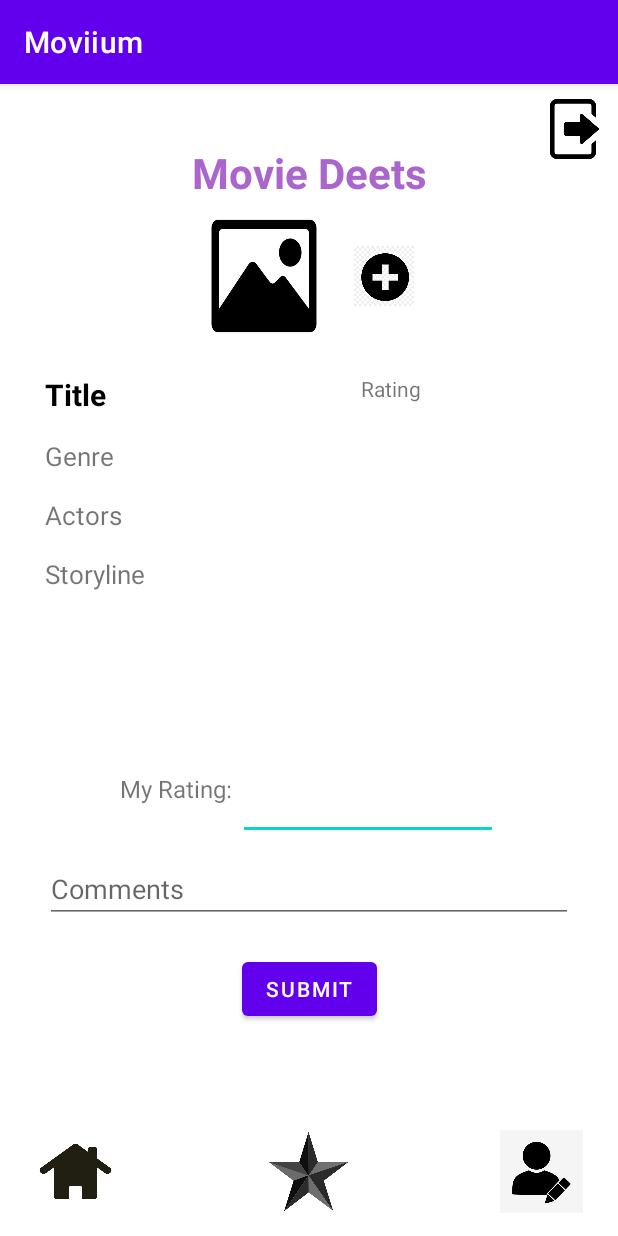
After one commit to kaurina/Moviium, an Android app: the RatingPage screen opened directly, with no data from a screen before it, on a phone screen of 412 x 824 dp. The commit adds this screen. Run offline under Robolectric (Android 15) with nearby library versions, the phone set to English and light mode, and no system bars.

Commit message:
create rating page

```diff
--- a/app/src/main/AndroidManifest.xml
+++ b/app/src/main/AndroidManifest.xml
@@ -12,6 +12,13 @@
         android:supportsRtl="true"
         android:theme="@style/Theme.Moviium"
         tools:targetApi="31">
+        <activity
+            android:name=".RatingPage"
+            android:exported="false">
+            <meta-data
+                android:name="android.app.lib_name"
+                android:value="" />
+        </activity>
         <activity
             android:name=".Profile"
             android:exported="false">
@@ -40,7 +47,7 @@
                 android:value="" />
         </activity>
         <activity android:name=".login" />
-        <activity android:name=".MovieList" ></activity>
+        <activity android:name=".MovieList" />
     </application>
 
 </manifest>
--- /dev/null
+++ b/app/src/main/java/com/example/moviium/RatingPage.java
@@ -0,0 +1,14 @@
+package com.example.moviium;
+
+import androidx.appcompat.app.AppCompatActivity;
+
+import android.os.Bundle;
+
+public class RatingPage extends AppCompatActivity {
+
+    @Override
+    protected void onCreate(Bundle savedInstanceState) {
+        super.onCreate(savedInstanceState);
+        setContentView(R.layout.activity_rating_page);
+    }
+}
--- a/app/src/main/res/layout/activity_profile.xml
+++ b/app/src/main/res/layout/activity_profile.xml
@@ -38,23 +38,24 @@
         android:layout_marginStart="152dp"
         android:layout_marginTop="20dp"/>
 
-    <RelativeLayout
+    <LinearLayout
         android:id="@+id/relLayout"
-        android:layout_width="405dp"
-        android:layout_height="289dp"
+        android:layout_width="match_parent"
+        android:layout_height="wrap_content"
         android:layout_marginTop="40dp"
         android:orientation="vertical"
+        android:layout_marginLeft="40dp"
+        android:layout_marginRight="40dp"
         app:layout_constraintEnd_toEndOf="@id/imgProfile"
         app:layout_constraintStart_toStartOf="@id/imgProfile"
-        app:layout_constraintTop_toBottomOf="@id/imgProfile">
+        app:layout_constraintTop_toBottomOf="@id/imgProfile"
+        android:gravity="center_horizontal">
 
         <EditText
             android:id="@+id/txtProfileName"
             android:layout_width="match_parent"
             android:layout_height="wrap_content"
             android:layout_alignParentTop="true"
-            android:layout_marginStart="20dp"
-            android:layout_marginTop="12dp"
             android:layout_marginBottom="-52dp"
             android:hint="User Full Name" />
 
@@ -63,7 +64,7 @@
             android:layout_width="match_parent"
             android:layout_height="wrap_content"
             android:layout_below="@+id/txtProfileName"
-            android:layout_marginTop="68dp"
+            android:layout_marginTop="75dp"
             android:hint="User Email" />
 
         <EditText
@@ -71,10 +72,10 @@
             android:layout_width="match_parent"
             android:layout_height="wrap_content"
             android:layout_below="@id/txtProfileEmail"
-            android:layout_marginTop="16dp"
+            android:layout_marginTop="20dp"
             android:hint="User Password" />
 
-    </RelativeLayout>
+    </LinearLayout>
 
     <LinearLayout
         android:id="@+id/iconLayout"
--- /dev/null
+++ b/app/src/main/res/layout/activity_rating_page.xml
@@ -0,0 +1,241 @@
+<?xml version="1.0" encoding="utf-8"?>
+<androidx.constraintlayout.widget.ConstraintLayout xmlns:android="http://schemas.android.com/apk/res/android"
+    xmlns:app="http://schemas.android.com/apk/res-auto"
+    xmlns:tools="http://schemas.android.com/tools"
+    android:layout_width="match_parent"
+    android:layout_height="match_parent"
+    tools:context=".RatingPage">
+    <ImageButton
+        android:id="@+id/imgBtnLogoutRP"
+        android:layout_width="40dp"
+        android:layout_height="40dp"
+        android:background="@drawable/logout_icon"
+        app:layout_constraintRight_toRightOf="parent"
+        app:layout_constraintTop_toTopOf="parent"
+        android:layout_marginTop="10dp"
+        android:layout_marginRight="10dp"/>
+
+    <TextView
+        android:id="@+id/txtRatingRP"
+        android:layout_width="wrap_content"
+        android:layout_height="wrap_content"
+        android:text="Movie Deets"
+        android:textSize="28sp"
+        android:textStyle="bold"
+        android:textColor="@android:color/holo_purple"
+        app:layout_constraintLeft_toLeftOf="parent"
+        app:layout_constraintRight_toRightOf="parent"
+        app:layout_constraintTop_toTopOf="parent"
+        android:layout_marginTop="40dp"/>
+
+    <LinearLayout
+        android:id="@+id/linearlayout"
+        android:layout_width="match_parent"
+        android:layout_height="wrap_content"
+        app:layout_constraintTop_toBottomOf="@id/txtRatingRP"
+        app:layout_constraintStart_toStartOf="parent"
+        app:layout_constraintEnd_toEndOf="parent"
+        android:gravity="center_horizontal">
+
+        <ImageView
+            android:id="@+id/imgMovieRP"
+            android:layout_width="80dp"
+            android:layout_height="100dp"
+            android:background="@drawable/image_icon"
+            app:layout_constraintTop_toBottomOf="@id/txtRatingRP"
+            app:layout_constraintStart_toStartOf="parent"
+            app:layout_constraintEnd_toEndOf="parent"
+            />
+
+        <ImageButton
+            android:layout_width="40dp"
+            android:layout_height="40dp"
+            android:layout_marginLeft="20dp"
+            android:background="@drawable/addimage"
+            android:layout_marginTop="30dp"/>
+    </LinearLayout>
+
+    <TextView
+        android:id="@+id/txtTitleRP"
+        android:layout_width="wrap_content"
+        android:layout_height="wrap_content"
+        android:text="Title"
+        android:textSize="20sp"
+        app:layout_constraintTop_toBottomOf="@id/linearlayout"
+        app:layout_constraintStart_toStartOf="parent"
+        android:layout_marginLeft="30dp"
+        android:layout_marginTop="15dp"
+        android:textStyle="bold"
+        android:textColor="@color/black"/>
+
+    <TextView
+        android:id="@+id/txtGenreLabel"
+        android:layout_width="wrap_content"
+        android:layout_height="wrap_content"
+        android:text="Genre"
+        android:textSize="17sp"
+        app:layout_constraintTop_toBottomOf="@+id/txtTitleRP"
+        app:layout_constraintLeft_toLeftOf="parent"
+        android:layout_marginTop="15dp"
+        android:layout_marginLeft="30dp"
+        />
+
+    <TextView
+        android:id="@+id/txtGenreRP"
+        android:layout_width="100dp"
+        android:layout_height="wrap_content"
+        android:textSize="17sp"
+        app:layout_constraintLeft_toRightOf="@+id/txtGenreLabel"
+        app:layout_constraintTop_toBottomOf="@+id/txtTitleRP"
+        android:layout_marginTop="15dp"
+        android:layout_marginLeft="18dp"
+        />
+
+    <TextView
+        android:id="@+id/txtActorsLabel"
+        android:layout_width="wrap_content"
+        android:layout_height="wrap_content"
+        android:text="Actors"
+        android:textSize="17sp"
+        app:layout_constraintTop_toBottomOf="@+id/txtGenreLabel"
+        app:layout_constraintStart_toStartOf="parent"
+        android:layout_marginTop="15dp"
+        android:layout_marginLeft="30dp"
+        />
+
+    <TextView
+        android:id="@+id/txtActorsRP"
+        android:layout_width="100dp"
+        android:layout_height="wrap_content"
+        android:textSize="17sp"
+        app:layout_constraintLeft_toRightOf="@+id/txtActorsLabel"
+        app:layout_constraintTop_toBottomOf="@+id/txtGenreLabel"
+        android:layout_marginTop="15dp"
+        android:layout_marginLeft="15dp"
+        />
+
+    <TextView
+        android:id="@+id/txtRating"
+        android:layout_width="wrap_content"
+        android:layout_height="wrap_content"
+        app:layout_constraintTop_toBottomOf="@+id/linearlayout"
+        app:layout_constraintEnd_toEndOf="parent"
+        android:layout_marginTop="45dp"
+        android:layout_marginRight="150dp"
+        />
+
+    <TextView
+        android:id="@+id/txtRatingLabel"
+        android:layout_width="wrap_content"
+        android:layout_height="wrap_content"
+        android:text="Rating"
+        app:layout_constraintTop_toBottomOf="@id/linearlayout"
+        app:layout_constraintStart_toEndOf="@+id/txtTitleRP"
+        android:layout_marginLeft="170dp"
+        android:layout_marginTop="15dp"
+
+        />
+
+    <TextView
+        android:id="@+id/txtStoryLineLabel"
+        android:layout_width="wrap_content"
+        android:layout_height="wrap_content"
+        android:text="Storyline"
+        app:layout_constraintTop_toBottomOf="@+id/txtActorsLabel"
+        app:layout_constraintStart_toStartOf="parent"
+        android:layout_marginTop="15dp"
+        android:layout_marginLeft="30dp"
+        android:textSize="17sp"
+        />
+
+    <TextView
+        android:id="@+id/txtStoryline"
+        android:layout_width="350dp"
+        android:layout_height="100dp"
+        app:layout_constraintTop_toBottomOf="@+id/txtStoryLineLabel"
+        app:layout_constraintStart_toStartOf="parent"
+        android:layout_marginLeft="30dp"
+        />
+
+    <LinearLayout
+        android:id="@+id/linearlayout2"
+        android:layout_width="match_parent"
+        android:layout_height="wrap_content"
+        app:layout_constraintTop_toBottomOf="@id/txtStoryline"
+        app:layout_constraintStart_toStartOf="parent"
+        android:layout_marginLeft="80dp"
+        android:layout_marginRight="80dp"
+        android:orientation="horizontal"
+        android:layout_marginTop="20dp">
+
+        <TextView
+            android:layout_width="wrap_content"
+            android:layout_height="match_parent"
+            android:text="My Rating: "
+            android:textSize="16sp"
+            />
+
+        <EditText
+            android:layout_width="match_parent"
+            android:layout_height="match_parent"
+            />
+    </LinearLayout>
+
+    <EditText
+        android:id="@+id/editTextComments"
+        android:layout_width="match_parent"
+        android:layout_height="wrap_content"
+        app:layout_constraintTop_toBottomOf="@id/linearlayout2"
+        app:layout_constraintStart_toStartOf="parent"
+        android:hint="Comments"
+        android:layout_marginLeft="30dp"
+        android:layout_marginRight="30dp"
+        android:layout_marginTop="10dp"
+        />
+
+    <Button
+        android:layout_width="wrap_content"
+        android:layout_height="wrap_content"
+        android:text="Submit"
+        app:layout_constraintTop_toBottomOf="@id/editTextComments"
+        app:layout_constraintStart_toStartOf="parent"
+        app:layout_constraintEnd_toEndOf="parent"
+        android:layout_marginTop="20dp"/>
+
+
+    <LinearLayout
+        android:id="@+id/iconLayout"
+        android:layout_width="match_parent"
+        android:layout_height="55dp"
+        app:layout_constraintBottom_toBottomOf="parent"
+        app:layout_constraintStart_toStartOf="parent"
+        android:layout_marginBottom="15dp"
+        android:layout_marginLeft="15dp"
+        android:layout_marginRight="15dp"
+        app:layout_constraintEnd_toEndOf="parent"
+        android:gravity="center_horizontal">
+
+        <ImageButton
+            android:id="@+id/imgBtnHomeRP"
+            android:layout_width="55dp"
+            android:layout_height="match_parent"
+            android:background="@drawable/home_icon"/>
+
+        <ImageButton
+            android:id="@+id/imgBtnStarRP"
+            android:layout_width="55dp"
+            android:layout_height="match_parent"
+            android:layout_marginLeft="100dp"
+            android:background="@drawable/star_icon" />
+
+        <ImageButton
+            android:id="@+id/imgBtnProfileRP"
+            android:layout_width="55dp"
+            android:layout_height="match_parent"
+            android:background="@drawable/profile_icon"
+            android:layout_marginLeft="100dp"/>
+
+    </LinearLayout>
+
+
+</androidx.constraintlayout.widget.ConstraintLayout>
```
Also changed, not shown: app/src/main/res/drawable/addimage.png (added).
